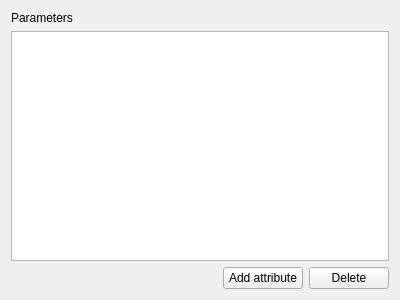
Old version of the form src/plugins/workflow_designer/src/library/create_cmdline_based_worker/CreateCmdlineBasedWorkerWizardAttributesPage.ui in the repository violethaze74/ugene.
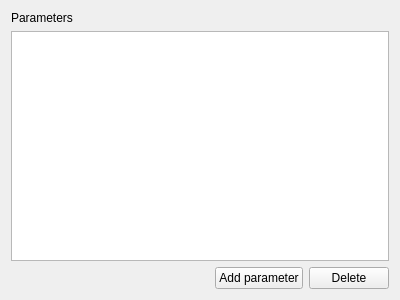
New version of the form.

Commit message: UGENE-6420 - Rename the button "Add attribute" in the "Create Element with Command Line Tool" dialog

What changed in the file:
```diff
--- a/src/plugins/workflow_designer/src/library/create_cmdline_based_worker/CreateCmdlineBasedWorkerWizardAttributesPage.ui
+++ b/src/plugins/workflow_designer/src/library/create_cmdline_based_worker/CreateCmdlineBasedWorkerWizardAttributesPage.ui
@@ -49,7 +49,7 @@
      <item>
       <widget class="QPushButton" name="pbAdd">
        <property name="text">
-        <string>Add attribute</string>
+        <string>Add parameter</string>
        </property>
       </widget>
      </item>
```
The commit also changes 1 other file.
